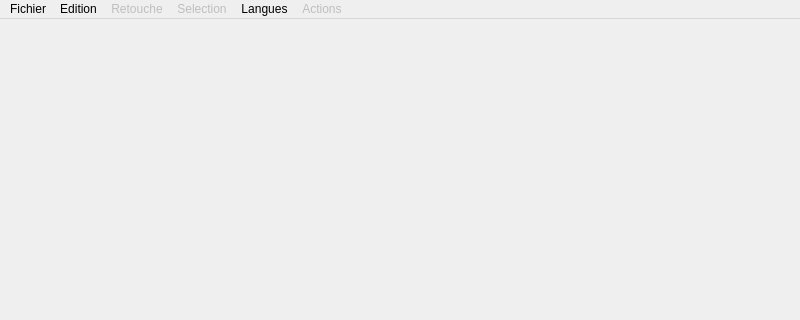
Qt form mainwindowmenu.ui (sykom1/Projet_IHM) before a commit; both pictures show x 0 to 800 and y 0 to 320 of the 800 by 600 pixel window.
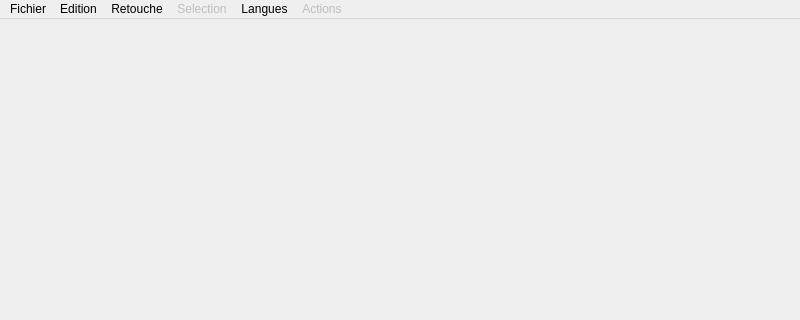
The same form after that commit.

```diff
--- a/mainwindowmenu.ui
+++ b/mainwindowmenu.ui
@@ -23,7 +23,7 @@
      <x>0</x>
      <y>0</y>
      <width>800</width>
-     <height>25</height>
+     <height>20</height>
     </rect>
    </property>
    <property name="focusPolicy">
@@ -41,7 +41,7 @@
    </widget>
    <widget class="QMenu" name="menuRetouche">
     <property name="enabled">
-     <bool>false</bool>
+     <bool>true</bool>
     </property>
     <property name="title">
      <string>Retouche</string>
```
Left out of the diff: 7 changed lines with no effect on the pictures.
